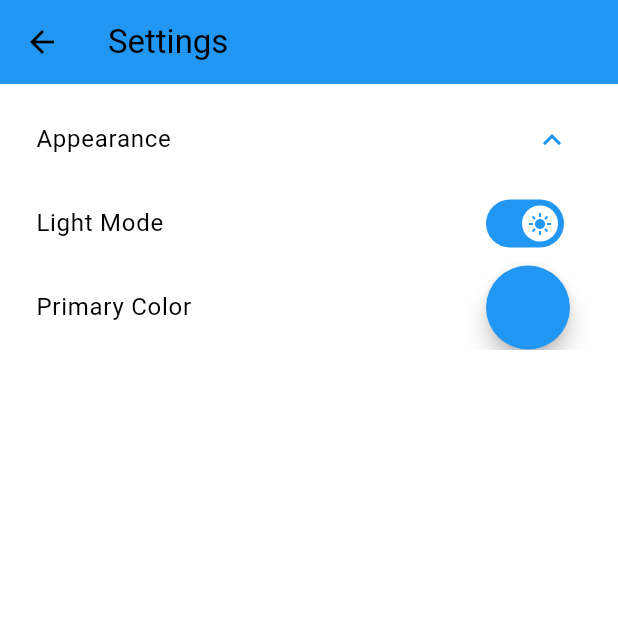
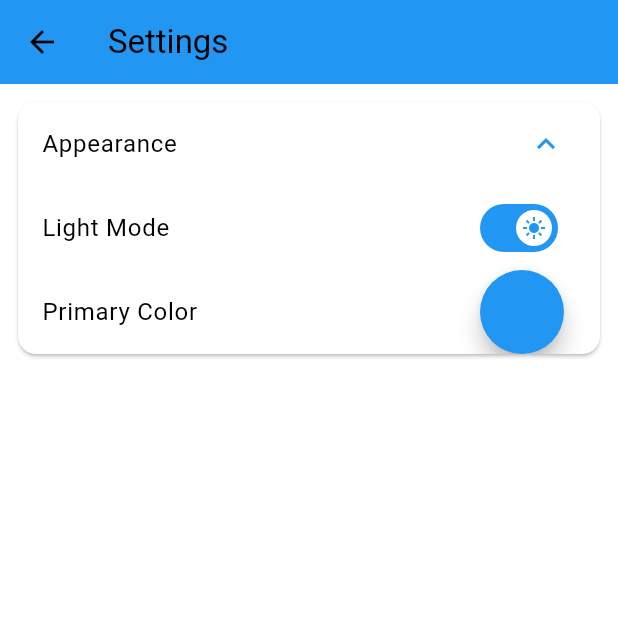
Before and after one commit to hodgeswt/Wiktionary, a Flutter app: the SettingsView screen opened directly, on a phone screen of 412 x 824 dp, the top half of it. Run offline on Flutter 3.47's test engine with Material 2 defaults, Android fonts, the light colour scheme and no system bars; our stand-ins replace dio, flutter_colorpicker, shared_preferences; accounts and stored records are empty; network calls fail.

Commit message:
Prettier appearance

```diff
--- a/lib/widgets/section.dart
+++ b/lib/widgets/section.dart
@@ -37,15 +37,22 @@ class _SectionState extends State<Section> {
           child: Column(
             crossAxisAlignment: CrossAxisAlignment.start,
             children: <Widget>[
-              ExpansionTile(
+              Card(
+                clipBehavior: Clip.antiAlias,
+                color: BottomAppBarTheme.of(context).color,
+                child: ExpansionTile(
                   title: Text(widget.title),
                   initiallyExpanded: widget.initiallyExpanded,
+                  shape: const ContinuousRectangleBorder(
+                    borderRadius: BorderRadius.all(Radius.circular(20)),
+                  ),
                   children: <Widget>[
                     Column(
                       crossAxisAlignment: CrossAxisAlignment.start,
                       children: widget.content,
                     ),
                   ],
+                ),
               ),
             ],
           ),
```
Also changed, not shown: lib/constants/dynamic_theme.dart (added, +8 -0 lines), lib/widgets/definition_data.dart (+18 -5 lines). Lines whose indentation alone changed are shown as unchanged.
